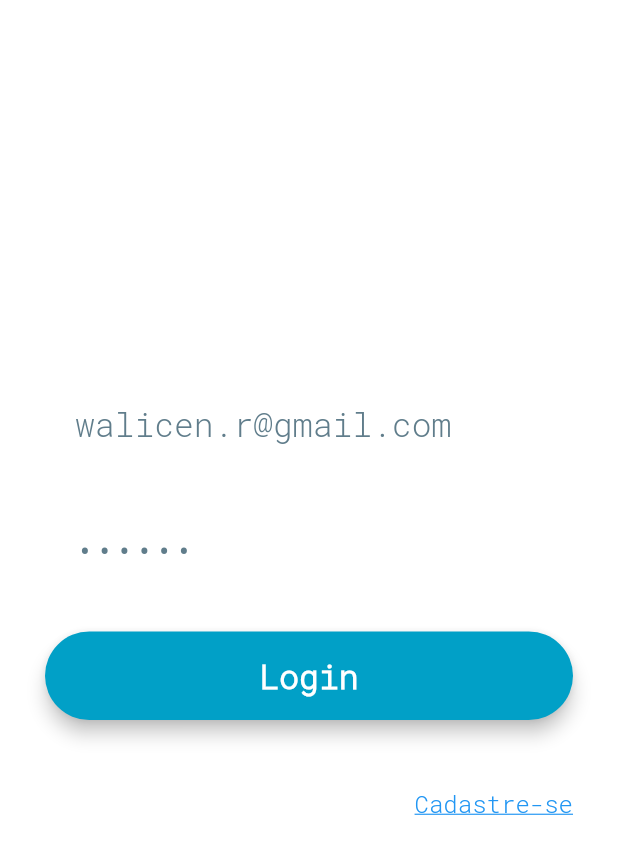
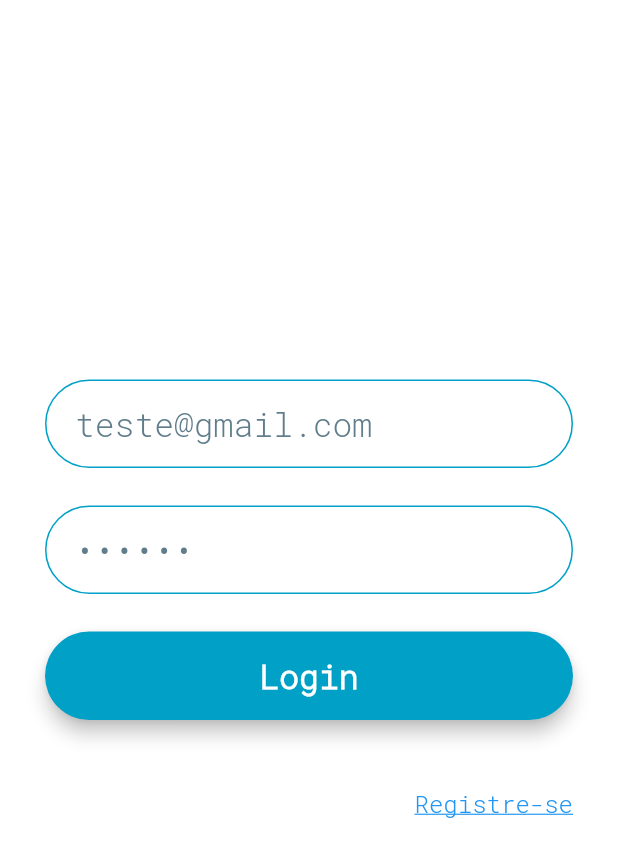
Before and after one commit to Walicen/flutter-movie, a Flutter app: the screen it shows after launch, on a phone screen of 412 x 824 dp. Shown: the top 857 px of the screen. Run offline on Flutter 3.47's test engine with Material 2 defaults, Android fonts, the phone set to English and light mode, and no system bars; our stand-ins replace cached_network_image, cloud_firestore, firebase_auth, share, smooth_star_rating; accounts and stored records are empty.

Commit message:
finalizando pagina de cadastro

```diff
--- a/lib/pages/login_page.dart
+++ b/lib/pages/login_page.dart
@@ -1,24 +1,20 @@
-
 import 'package:flutter/material.dart';
-import 'package:flutter_movie/domain/response.dart';
+import 'package:flutter_movie/pages/cadastro_page.dart';
+import 'package:flutter_movie/pages/filmes_page.dart';
 import 'package:flutter_movie/service/firebase_service.dart';
-import 'package:flutter_movie/pages/filmes_page.dart';
 import 'package:flutter_movie/utils/alert.dart';
 import 'package:flutter_movie/utils/nav.dart';
-import 'package:flutter_auth_buttons/flutter_auth_buttons.dart';
 import 'package:flutter_movie/widgets/progress.dart';
+import 'package:flutter_movie/widgets/forms.dart';
 
 class LoginPage extends StatefulWidget {
   @override
   _LoginPageState createState() => _LoginPageState();
-
 }
 
 class _LoginPageState extends State<LoginPage> {
-
   // final FirebaseMessaging _firebaseMessaging = FirebaseMessaging();
   final _firebaseService = FirebaseService();
-
 
   @override
   void initState() {
@@ -27,7 +23,6 @@ class _LoginPageState extends State<LoginPage> {
     // _firebaseMessaging.getToken().then((s)=>{
     //   print("Token $s")
     // });
-
   }
 
   var showProgress = false;
@@ -36,44 +31,9 @@ class _LoginPageState extends State<LoginPage> {
     fontSize: 22,
   );
 
-  final _tLogin = TextEditingController(text: "walicen.r@gmail.com");
+  final _tLogin = TextEditingController(text: "teste@gmail.com");
   final _tSenha = TextEditingController(text: "123456");
 
-   _emailField() => TextField(
-     controller: _tLogin,
-    obscureText: false,
-    style: styleText,
-    decoration: InputDecoration(
-        contentPadding: EdgeInsets.fromLTRB(20, 15, 20, 15),
-        hintText: "E-mail",
-        border: OutlineInputBorder(
-          borderRadius: BorderRadius.circular(32),
-        )),
-  );
-   _passField() => TextField(
-    controller: _tSenha,
-    obscureText: true,
-    style: styleText,
-    decoration: InputDecoration(
-        fillColor: Colors.amber,
-        contentPadding: EdgeInsets.fromLTRB(20.0, 15.0, 20.0, 15.0),
-        hintText: "Password",
-        border: OutlineInputBorder(borderRadius: BorderRadius.circular(32.0),)),
-  );
-
-   _loginButon(context) => Material(
-    elevation: 5.0,
-    borderRadius: BorderRadius.circular(30.0),
-    color: Color(0xff01A0C7),
-    child: MaterialButton(
-      padding: EdgeInsets.fromLTRB(20.0, 15.0, 20.0, 15.0),
-      onPressed: (){_onClickLogin(context);},
-      child: Text("Login",
-          textAlign: TextAlign.center,
-          style: styleText.copyWith(
-              color: Colors.white, fontWeight: FontWeight.bold)),
-    ),
-  );
 
   @override
   Widget build(BuildContext context) {
@@ -90,21 +50,23 @@ class _LoginPageState extends State<LoginPage> {
         child: ListView(
           shrinkWrap: true,
           children: <Widget>[
-            _emailField(),
+            emailField(_tLogin, styleText),
             _space(),
-            _passField(),
+            passField(_tSenha, styleText),
             _space(),
             Container(
-              child: showProgress ? Progress() : _loginButon(context),
+              child: showProgress ? Progress() : loginButon(context, "Login", _onClickLogin, styleText ),
             ),
             _space(),
             Container(
               height: 46,
               margin: EdgeInsets.only(top: 20),
               child: InkWell(
-                onTap: () {},
+                onTap: () {
+                  push(context, CadastroPage());
+                },
                 child: Text(
-                  "Cadastre-se",
+                  "Registre-se",
                   textAlign: TextAlign.right,
                   style: TextStyle(
                     fontSize: 16,
@@ -150,5 +112,4 @@ class _LoginPageState extends State<LoginPage> {
       height: 25,
     );
   }
-
 }
--- /dev/null
+++ b/lib/widgets/forms.dart
@@ -0,0 +1,99 @@
+import 'package:flutter/material.dart';
+
+space() {
+  return SizedBox(
+    height: 25,
+  );
+}
+
+nameField(controller, styleText) => TextField(
+  keyboardType: TextInputType.text,
+  controller: controller,
+  obscureText: false,
+  style: styleText,
+  decoration: InputDecoration(
+      contentPadding: EdgeInsets.fromLTRB(20, 15, 20, 15),
+      hintText: "Nome",
+      enabledBorder: OutlineInputBorder(
+        borderSide: BorderSide(color: Color(0xff01A0C7)),
+        borderRadius: BorderRadius.circular(32),
+      ),
+      border: OutlineInputBorder(
+        borderSide: BorderSide(color: Color(0xff01A0C7)),
+        borderRadius: BorderRadius.circular(32),
+      )),
+);
+
+
+emailField(controller, styleText) => TextField(
+      keyboardType: TextInputType.emailAddress,
+      controller: controller,
+      obscureText: false,
+      style: styleText,
+      decoration: InputDecoration(
+          contentPadding: EdgeInsets.fromLTRB(20, 15, 20, 15),
+          hintText: "E-mail",
+          enabledBorder: OutlineInputBorder(
+            borderSide: BorderSide(color: Color(0xff01A0C7)),
+            borderRadius: BorderRadius.circular(32),
+          ),
+          border: OutlineInputBorder(
+            borderSide: BorderSide(color: Color(0xff01A0C7)),
+            borderRadius: BorderRadius.circular(32),
+          )),
+    );
+
+passField(controller, styleText) => TextField(
+      keyboardType: TextInputType.text,
+      controller: controller,
+      obscureText: true,
+      style: styleText,
+      decoration: InputDecoration(
+          contentPadding: EdgeInsets.fromLTRB(20.0, 15.0, 20.0, 15.0),
+          hintText: "Password",
+          enabledBorder: OutlineInputBorder(
+            borderSide: BorderSide(color: Color(0xff01A0C7)),
+            borderRadius: BorderRadius.circular(32),
+          ),
+          border: OutlineInputBorder(
+            borderSide: BorderSide(color: Color(0xff01A0C7)),
+            borderRadius: BorderRadius.circular(32),
+          )),
+    );
+
+loginButon(context, text, _onClick, styleText) => Material(
+      elevation: 5.0,
+      borderRadius: BorderRadius.circular(30.0),
+      color: Color(0xff01A0C7),
+      child: MaterialButton(
+        padding: EdgeInsets.fromLTRB(20.0, 15.0, 20.0, 15.0),
+        onPressed: () {
+          _onClick(context);
+        },
+        child: Text(
+          text,
+          textAlign: TextAlign.center,
+          style: styleText.copyWith(
+              color: Colors.white, fontWeight: FontWeight.bold),
+        ),
+      ),
+    );
+
+
+cancelButton(context, text, _onClick, styleText) => Material(
+  elevation: 5.0,
+  borderRadius: BorderRadius.circular(30.0),
+  color: Color(0xffF44336),
+  child: MaterialButton(
+    padding: EdgeInsets.fromLTRB(20.0, 15.0, 20.0, 15.0),
+    onPressed: () {
+      _onClick(context);
+    },
+    child: Text(
+      text,
+      textAlign: TextAlign.center,
+      style: styleText.copyWith(
+          color: Colors.white, fontWeight: FontWeight.bold),
+    ),
+  ),
+);
```
Also changed, not shown: lib/pages/cadastro_page.dart (added, +98 -0 lines), lib/main.dart (line endings or trailing spaces).
